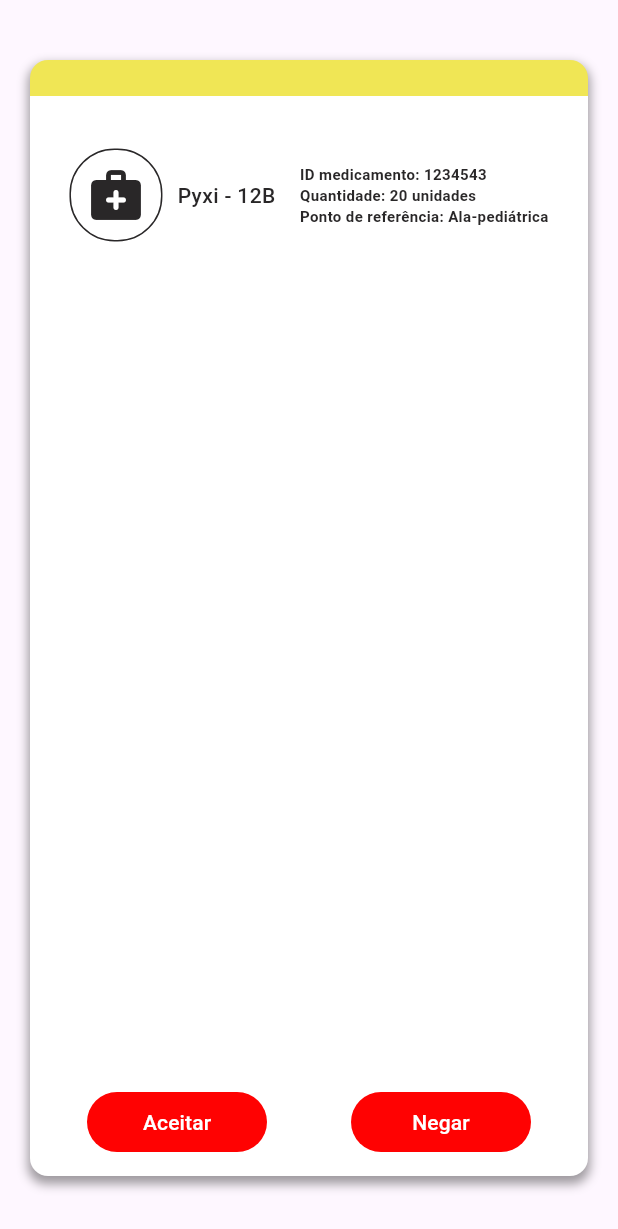
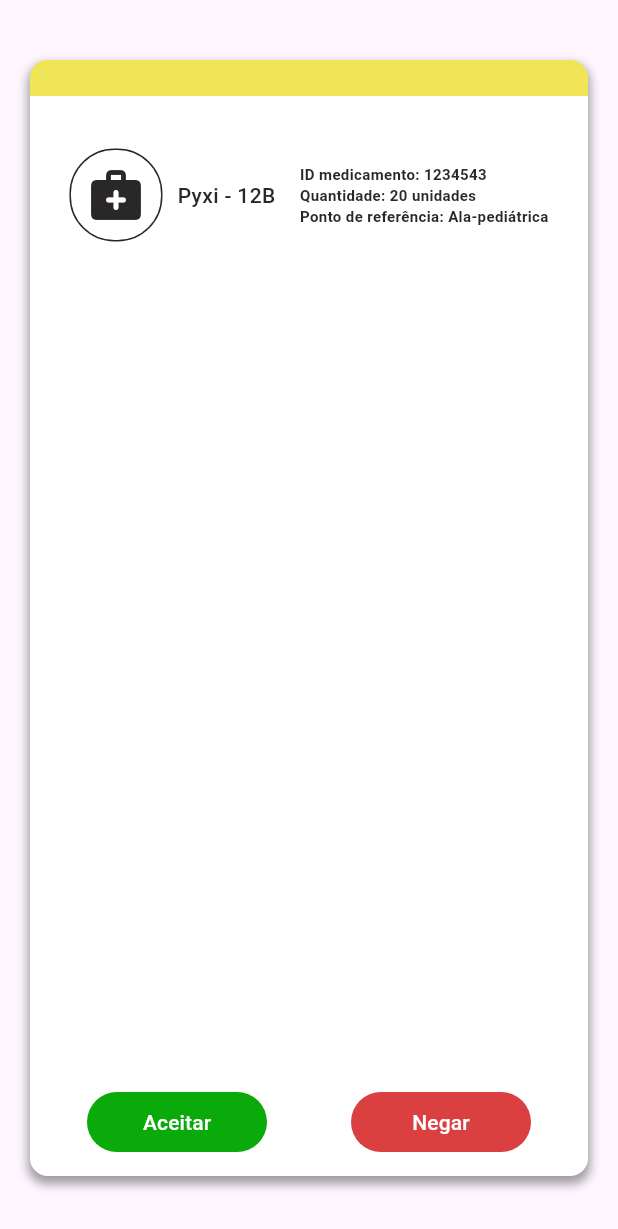
Before and after one commit to Lukovsk/2024-1B-T02-EC10-G02, a Flutter app: the AuxRequestedOrder widget shown alone on an empty page, opened directly with empty values, on a phone screen of 412 x 824 dp. Shown: the top 1229 px of the screen. Run offline on Flutter 3.47's test engine with Material 3 defaults, Android fonts, the phone set to English and light mode, and no system bars; our stand-ins replace animated_splash_screen, flutter_rating_bar; missing offline and left inert: gif_view; accounts and stored records are empty; network calls fail.

Commit message:
somethings in auxilliar

```diff
--- a/src/frontend/mobile/lib/constants/colors.dart
+++ b/src/frontend/mobile/lib/constants/colors.dart
@@ -16,7 +16,6 @@ const LinearGradient tdGradient = LinearGradient(
   ],
 );
 
-
 const Color hsBlackColor = Color(0xFF292728);
 const Color hsDarkBlueColor = Color(0xFF19396F);
 const Color hsBlueColor = Color(0xFF1A59C1);
@@ -27,4 +26,3 @@ const Color hsGreyColor = Color(0xFF514D4D);
 const Color hsNiceBlueColor = Color(0xFF006AE5);
 const Color hsYellowColor = Color(0xFFF0E655);
 const Color hsGreenColor = Color(0xFF0BAA0B);
-const Color hsRedColor = Color(0xFFFF0202);
--- a/src/frontend/mobile/lib/screens/auxiliar/home.dart
+++ b/src/frontend/mobile/lib/screens/auxiliar/home.dart
@@ -337,9 +337,9 @@ class AuxRequestedOrder extends StatelessWidget {
             children: [
               TextButton(
                 onPressed: onAccepted,
-                style: ButtonStyle(
-                  backgroundColor: MaterialStatePropertyAll<Color>(hsRedColor),
-                  fixedSize: MaterialStatePropertyAll<Size>(Size(120, 0)),
+                style: const ButtonStyle(
+                  backgroundColor: WidgetStatePropertyAll<Color>(hsGreenColor),
+                  fixedSize: WidgetStatePropertyAll<Size>(Size(120, 0)),
                 ),
                 child: const Text(
                   "Aceitar",
@@ -351,8 +351,8 @@ class AuxRequestedOrder extends StatelessWidget {
               TextButton(
                 onPressed: onDenied,
                 style: const ButtonStyle(
-                  backgroundColor: MaterialStatePropertyAll<Color>(hsRedColor),
-                  fixedSize: MaterialStatePropertyAll<Size>(Size(120, 0)),
+                  backgroundColor: WidgetStatePropertyAll<Color>(tdRed),
+                  fixedSize: WidgetStatePropertyAll<Size>(Size(120, 0)),
                 ),
                 child: const Text(
                   "Negar",
--- a/src/frontend/mobile/lib/screens/auxiliar/order.dart
+++ b/src/frontend/mobile/lib/screens/auxiliar/order.dart
@@ -162,7 +162,7 @@ class _OrderState extends State<OrderDetail> {
                         onPressed: _cancelOnTap,
                         style: const ButtonStyle(
                           backgroundColor:
-                              MaterialStatePropertyAll<Color>(hsRedColor),
+                              MaterialStatePropertyAll<Color>(tdRed),
                           fixedSize:
                               MaterialStatePropertyAll<Size>(Size(100, 0)),
                         ),
--- a/src/frontend/mobile/lib/screens/login.dart
+++ b/src/frontend/mobile/lib/screens/login.dart
@@ -170,11 +170,7 @@ class LoginButton extends StatelessWidget {
         color: Color.fromARGB(255, 220, 217, 217),
         borderRadius: BorderRadius.circular(8),
         child: InkWell(
-          onTap: (){
-              Navigator.pushReplacement(
-            context,
-            MaterialPageRoute(builder: (context) => Home()),);
-          },
+          onTap: onTap,
           borderRadius: BorderRadius.circular(8),
           child: Container(
             padding: EdgeInsets.all(20),
```
